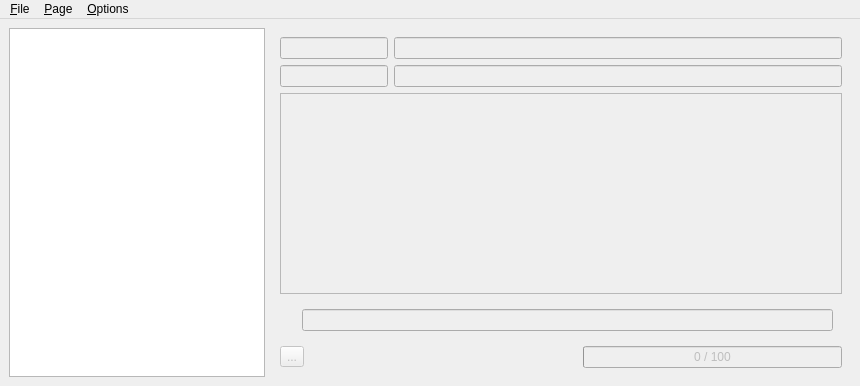
samstyle/transtext, file mainwin.ui: the form before one commit.
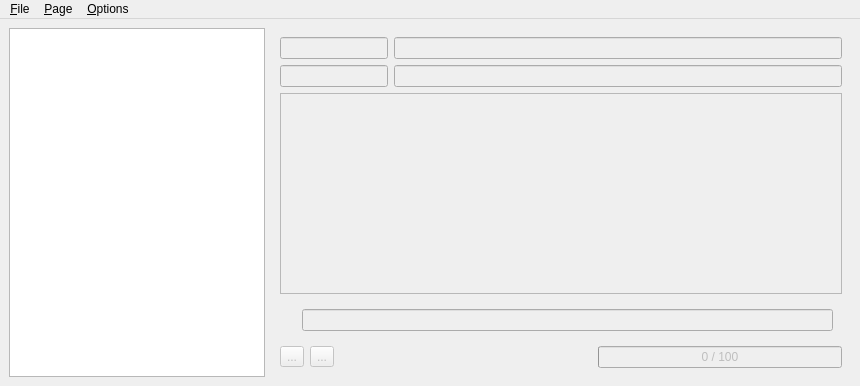
The form after the commit. Icons and pictures are not drawn.

Diff of the .ui file:
```diff
--- a/mainwin.ui
+++ b/mainwin.ui
@@ -131,6 +131,17 @@
            </property>
           </widget>
          </item>
+         <item>
+          <widget class="QToolButton" name="tbImages">
+           <property name="text">
+            <string>...</string>
+           </property>
+           <property name="icon">
+            <iconset resource="resources.qrc">
+             <normaloff>:/picture.png</normaloff>:/picture.png</iconset>
+           </property>
+          </widget>
+         </item>
          <item>
           <spacer name="horizontalSpacer_2">
            <property name="orientation">
```
